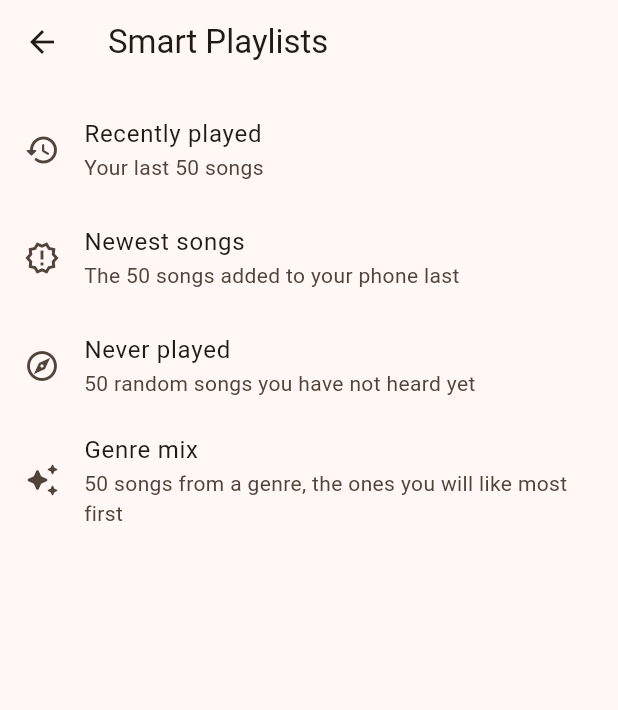
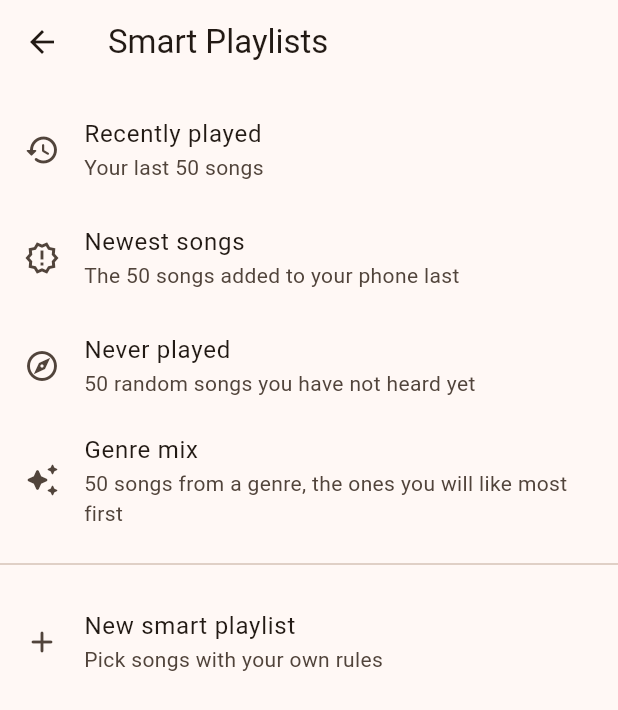
Before and after one commit to HarshaanNiles010/nova_player, a Flutter app: the SmartPlaylistsPage screen opened directly with empty values, on a phone screen of 412 x 824 dp. Shown: the top 710 px of the screen. Run offline on Flutter 3.47's test engine with Material 3 defaults, Android fonts, the phone set to English and light mode, and no system bars; our stand-ins replace just_audio, just_audio_background, shared_preferences; accounts and stored records are empty.

Commit message:
Build smart playlists from your own rules
Co-Authored-By: Claude Opus 5.5 <noreply@anthropic.com>

```diff
--- a/lib/music_home_page.dart
+++ b/lib/music_home_page.dart
@@ -15,6 +15,8 @@ import 'music_library.dart';
 import 'player_controller.dart';
 import 'playlists.dart';
 import 'queue_mode.dart';
+import 'rule_playlist_editor.dart';
+import 'rule_playlists.dart';
 import 'settings_store.dart';
 import 'smart_playlists.dart';
 import 'song.dart';
@@ -2188,10 +2190,60 @@ class SmartPlaylistsPage extends StatelessWidget {
             ),
             onTap: () => _pickGenre(context),
           ),
+          const Divider(height: 32),
+          ListenableBuilder(
+            listenable: RulePlaylistStore.instance,
+            builder: (context, _) => Column(
+              children: [
+                for (final playlist in RulePlaylistStore.instance.playlists)
+                  ListTile(
+                    leading: const Icon(Icons.rule_rounded),
+                    title: Text(playlist.name),
+                    subtitle: Text(
+                      playlist.rules
+                          .map(
+                            (r) => '${r.field.label} ${r.op.label} ${r.value}',
+                          )
+                          .join(', '),
+                      maxLines: 1,
+                      overflow: TextOverflow.ellipsis,
+                    ),
+                    onTap: () => _open(
+                      context,
+                      playlist.name,
+                      (history) =>
+                          applyRules(playlist, library, history, math.Random()),
+                    ),
+                    trailing: PopupMenuButton<bool>(
+                      onSelected: (edit) => edit
+                          ? _edit(context, playlist)
+                          : RulePlaylistStore.instance.delete(playlist.name),
+                      itemBuilder: (_) => const [
+                        PopupMenuItem(value: true, child: Text('Edit')),
+                        PopupMenuItem(value: false, child: Text('Delete')),
+                      ],
+                    ),
+                  ),
+              ],
+            ),
+          ),
+          ListTile(
+            leading: const Icon(Icons.add_rounded),
+            title: const Text('New smart playlist'),
+            subtitle: const Text('Pick songs with your own rules'),
+            onTap: () => _edit(context, null),
+          ),
         ],
       ),
     );
   }
+
+  void _edit(BuildContext context, RulePlaylist? playlist) =>
+      Navigator.of(context).push(
+        MaterialPageRoute<void>(
+          builder: (_) => RulePlaylistEditor(initial: playlist),
+        ),
+      );
 }
 
 /// A generated playlist: shuffle again, or save it to My Playlists.
```
Also changed, not shown: lib/rule_playlist_editor.dart (added, +216 -0 lines), 1 other file.
